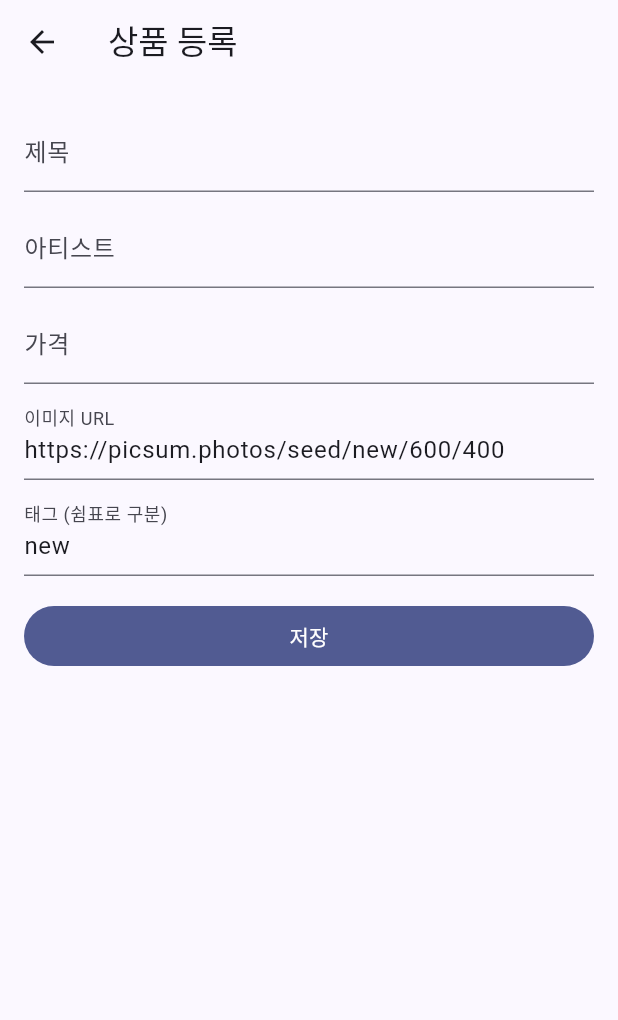
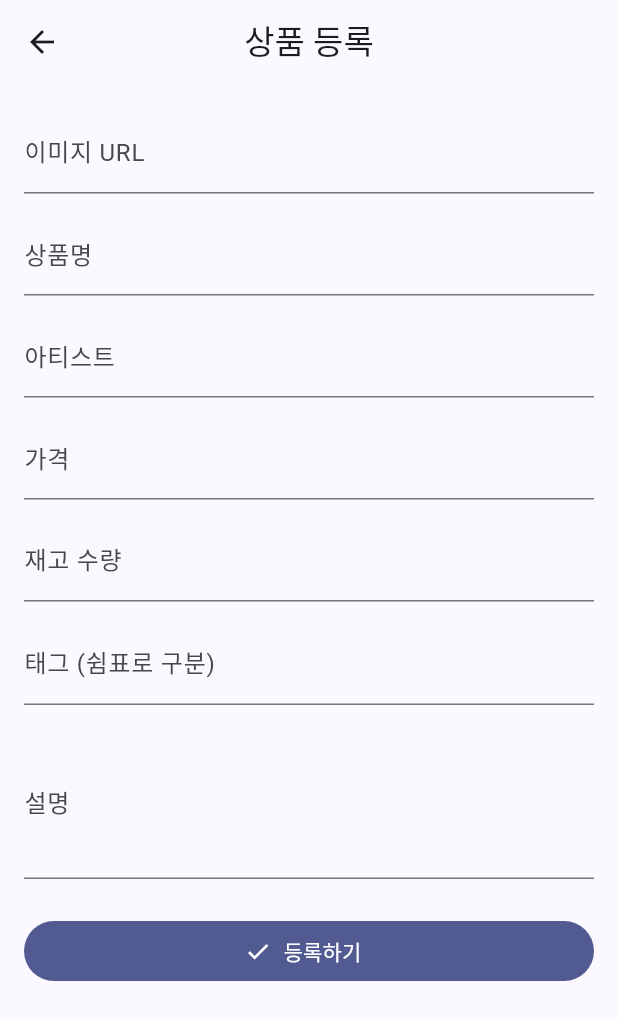
Before and after one commit to uiiuodo/flutter_application_flutterstart1, a Flutter app: the screen it shows after launch, after a tap on "들어가기", after a tap on the "add" icon, on a phone screen of 412 x 824 dp. Shown: the top 1020 px of the screen. Run offline on Flutter 3.47's test engine with Material 3 defaults, Android fonts, the phone set to English and light mode, and no system bars; network calls fail.

Commit message:
등록 페이지_수정1

```diff
--- a/lib/ui/admin/product_create_page.dart
+++ b/lib/ui/admin/product_create_page.dart
@@ -16,89 +16,150 @@ class _ProductCreatePageState extends State<ProductCreatePage> {
   final _title = TextEditingController();
   final _artist = TextEditingController();
   final _price = TextEditingController();
-  final _imageUrl = TextEditingController(
-    text: 'https://picsum.photos/seed/new/600/400',
-  );
-  final _tags = TextEditingController(text: 'new');
+  final _stock = TextEditingController();
+  final _tags = TextEditingController();
+  final _imageUrl = TextEditingController();
+  final _description = TextEditingController();
 
   @override
   void dispose() {
     _title.dispose();
     _artist.dispose();
     _price.dispose();
+    _stock.dispose();
+    _tags.dispose();
     _imageUrl.dispose();
-    _tags.dispose();
+    _description.dispose();
     super.dispose();
   }
 
   void _submit() {
     if (!(_formKey.currentState?.validate() ?? false)) return;
-    final p = Product(
-      id: 'lp-${DateTime.now().millisecondsSinceEpoch}',
+
+    final product = Product(
+      id: DateTime.now().millisecondsSinceEpoch.toString(),
       title: _title.text.trim(),
       artist: _artist.text.trim(),
       price: int.parse(_price.text.trim()),
       imageUrl: _imageUrl.text.trim(),
-      stock: 50,
+      stock: int.tryParse(_stock.text.trim()) ?? 0,
       tags: _tags.text
           .split(',')
-          .map((e) => e.trim())
-          .where((e) => e.isNotEmpty)
+          .map((t) => t.trim())
+          .where((t) => t.isNotEmpty)
           .toList(),
+      description: _description.text.trim(),
     );
-    widget.onCreate(p);
-    ScaffoldMessenger.of(
-      context,
-    ).showSnackBar(const SnackBar(content: Text('상품이 등록되었습니다.')));
+
+    widget.onCreate(product);
+    Navigator.pop(context); // 등록 완료 후 뒤로가기
   }
 
   @override
   Widget build(BuildContext context) {
+    final cs = Theme.of(context).colorScheme;
+
     return Scaffold(
-      appBar: AppBar(title: const Text('상품 등록')),
-      body: Form(
+      appBar: AppBar(title: const Text('상품 등록'), centerTitle: true),
+      body: SingleChildScrollView(
+        padding: const EdgeInsets.all(16),
+        child: Form(
           key: _formKey,
-        child: ListView(
-          padding: const EdgeInsets.all(16),
+          child: Column(
+            crossAxisAlignment: CrossAxisAlignment.start,
             children: [
+              // 이미지 미리보기
+              if (_imageUrl.text.isNotEmpty)
+                Padding(
+                  padding: const EdgeInsets.only(bottom: 16),
+                  child: ClipRRect(
+                    borderRadius: BorderRadius.circular(12),
+                    child: Image.network(
+                      _imageUrl.text,
+                      height: 180,
+                      width: double.infinity,
+                      fit: BoxFit.cover,
+                      errorBuilder: (_, __, ___) =>
+                          const Center(child: Text('이미지 로드 실패')),
+                    ),
+                  ),
+                ),
+              TextFormField(
+                controller: _imageUrl,
+                decoration: const InputDecoration(
+                  labelText: '이미지 URL',
+                  hintText: '예: https://picsum.photos/seed/album/600/400',
+                ),
+                onChanged: (_) => setState(() {}),
+                validator: (v) {
+                  if (v == null || v.isEmpty) return '이미지 주소를 입력하세요';
+                  final uri = Uri.tryParse(v);
+                  if (uri == null || !uri.isAbsolute) return '유효한 URL을 입력하세요';
+                  return null;
+                },
+              ),
+              const SizedBox(height: 12),
+
               TextFormField(
                 controller: _title,
-              decoration: const InputDecoration(labelText: '제목'),
+                decoration: const InputDecoration(labelText: '상품명'),
                 validator: (v) =>
-                  (v == null || v.trim().isEmpty) ? '제목을 입력하세요' : null,
+                    v == null || v.trim().isEmpty ? '상품명을 입력하세요' : null,
               ),
-            const SizedBox(height: 8),
+              const SizedBox(height: 12),
+
               TextFormField(
                 controller: _artist,
                 decoration: const InputDecoration(labelText: '아티스트'),
-              validator: (v) =>
-                  (v == null || v.trim().isEmpty) ? '아티스트를 입력하세요' : null,
               ),
-            const SizedBox(height: 8),
+              const SizedBox(height: 12),
+
               TextFormField(
                 controller: _price,
+                keyboardType: TextInputType.number,
                 decoration: const InputDecoration(labelText: '가격'),
-              keyboardType: TextInputType.number,
                 validator: (v) {
-                if (v == null || v.trim().isEmpty) return '가격을 입력하세요';
-                final n = int.tryParse(v.trim());
-                if (n == null || n <= 0) return '유효한 숫자를 입력하세요';
+                  if (v == null || v.isEmpty) return '가격을 입력하세요';
+                  if (int.tryParse(v) == null) return '숫자만 입력하세요';
                   return null;
                 },
               ),
-            const SizedBox(height: 8),
+              const SizedBox(height: 12),
+
               TextFormField(
-              controller: _imageUrl,
-              decoration: const InputDecoration(labelText: '이미지 URL'),
+                controller: _stock,
+                keyboardType: TextInputType.number,
+                decoration: const InputDecoration(labelText: '재고 수량'),
               ),
-            const SizedBox(height: 8),
+              const SizedBox(height: 12),
+
               TextFormField(
                 controller: _tags,
-              decoration: const InputDecoration(labelText: '태그 (쉼표로 구분)'),
+                decoration: const InputDecoration(
+                  labelText: '태그 (쉼표로 구분)',
+                  hintText: '예: jazz, vinyl, classic',
                 ),
-            const SizedBox(height: 16),
-            FilledButton(onPressed: _submit, child: const Text('저장')),
+              ),
+              const SizedBox(height: 12),
+
+              TextFormField(
+                controller: _description,
+                decoration: const InputDecoration(labelText: '설명'),
+                maxLines: 3,
+              ),
+              const SizedBox(height: 24),
+
+              // 등록 버튼
+              SizedBox(
+                width: double.infinity,
+                child: FilledButton.icon(
+                  onPressed: _submit,
+                  icon: const Icon(Icons.check),
+                  label: const Text('등록하기'),
+                ),
+              ),
             ],
+          ),
         ),
       ),
     );
```
Lines whose indentation alone changed are shown as unchanged.
